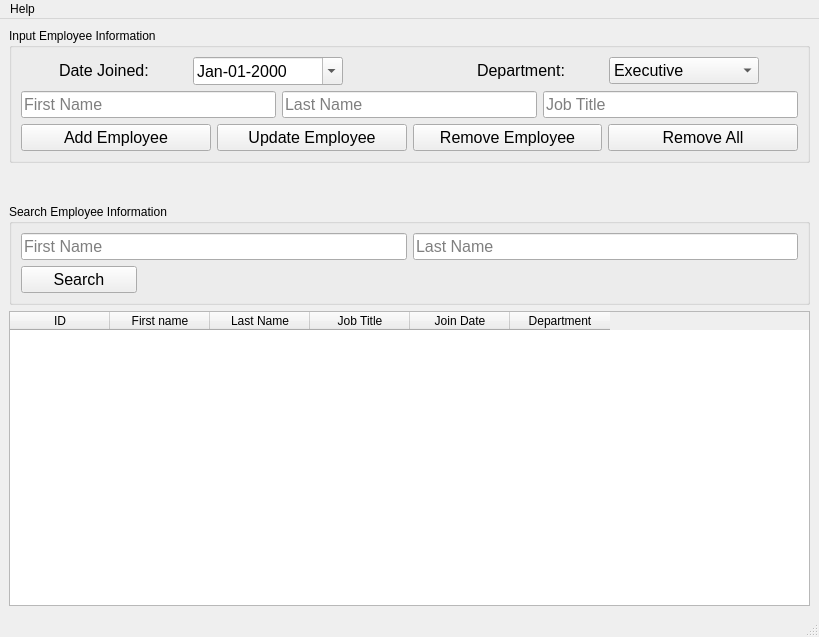
Above: main.ui from BrianHammond/Simple_SQL_Program before the change. Below: the same form after it.
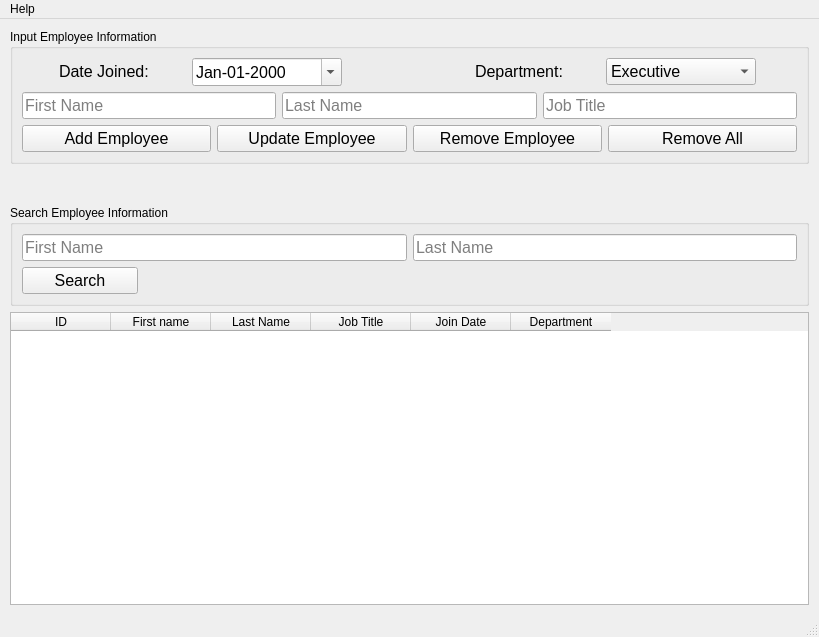
That is the form after the change. Icons and pictures are not drawn.

```diff
--- a/main.ui
+++ b/main.ui
@@ -19,6 +19,18 @@
   </property>
   <widget class="QWidget" name="centralwidget">
    <layout class="QVBoxLayout" name="verticalLayout">
+    <property name="leftMargin">
+     <number>10</number>
+    </property>
+    <property name="topMargin">
+     <number>10</number>
+    </property>
+    <property name="rightMargin">
+     <number>10</number>
+    </property>
+    <property name="bottomMargin">
+     <number>10</number>
+    </property>
     <item>
      <widget class="QGroupBox" name="input_group">
       <property name="title">
```
Left out of the diff: 2 changed lines with no effect on the pictures.
